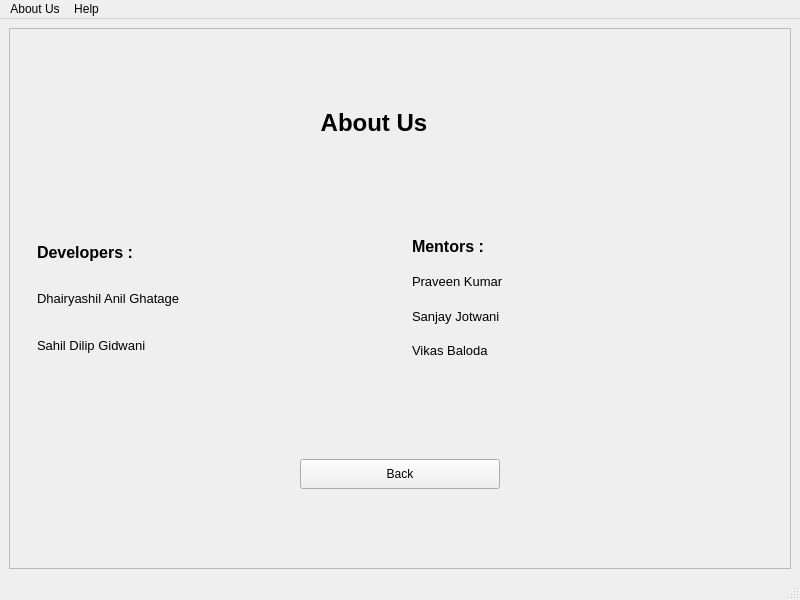
Above: about_us.ui from dhairyashil-G/CGWB-Desktop-App before the change. Below: the same form after it.
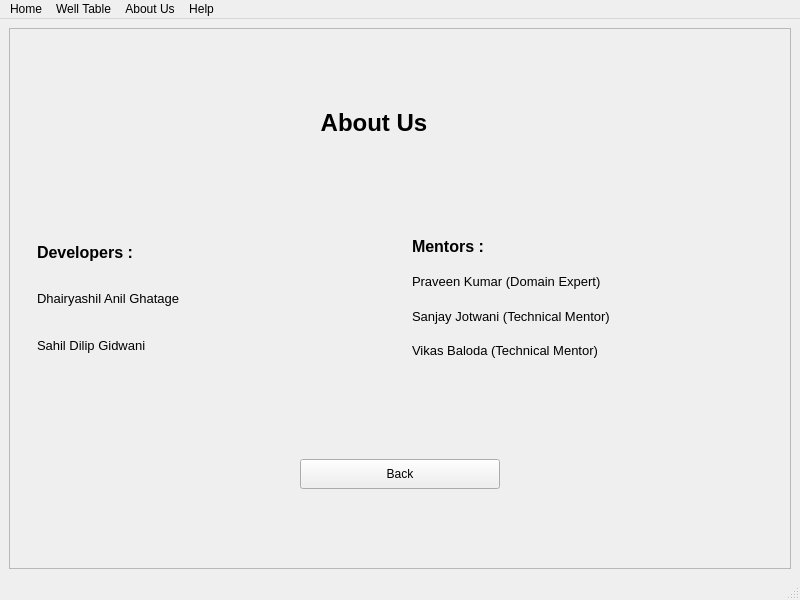
That is the form after the change. Icons and pictures are not drawn.

Commit message: Added menu buttons

Patch:
```diff
--- a/about_us.ui
+++ b/about_us.ui
@@ -196,7 +196,7 @@
                  </font>
                 </property>
                 <property name="text">
-                 <string>Praveen Kumar</string>
+                 <string>Praveen Kumar (Domain Expert)</string>
                 </property>
                </widget>
               </item>
@@ -208,7 +208,7 @@
                  </font>
                 </property>
                 <property name="text">
-                 <string>Sanjay Jotwani</string>
+                 <string>Sanjay Jotwani (Technical Mentor)</string>
                 </property>
                </widget>
               </item>
@@ -220,7 +220,7 @@
                  </font>
                 </property>
                 <property name="text">
-                 <string>Vikas Baloda</string>
+                 <string>Vikas Baloda (Technical Mentor)</string>
                 </property>
                </widget>
               </item>
@@ -276,6 +276,16 @@
      <height>21</height>
     </rect>
    </property>
+   <widget class="QMenu" name="menuHome">
+    <property name="title">
+     <string>Home</string>
+    </property>
+   </widget>
+   <widget class="QMenu" name="menuWellTable">
+    <property name="title">
+     <string>Well Table</string>
+    </property>
+   </widget>
    <widget class="QMenu" name="menuAbout">
     <property name="title">
      <string>About Us</string>
@@ -286,6 +296,8 @@
      <string>Help</string>
     </property>
    </widget>
+   <addaction name="menuHome"/>
+   <addaction name="menuWellTable"/>
    <addaction name="menuAbout"/>
    <addaction name="menuHelp"/>
   </widget>
```
The commit also changes 16 other files.
